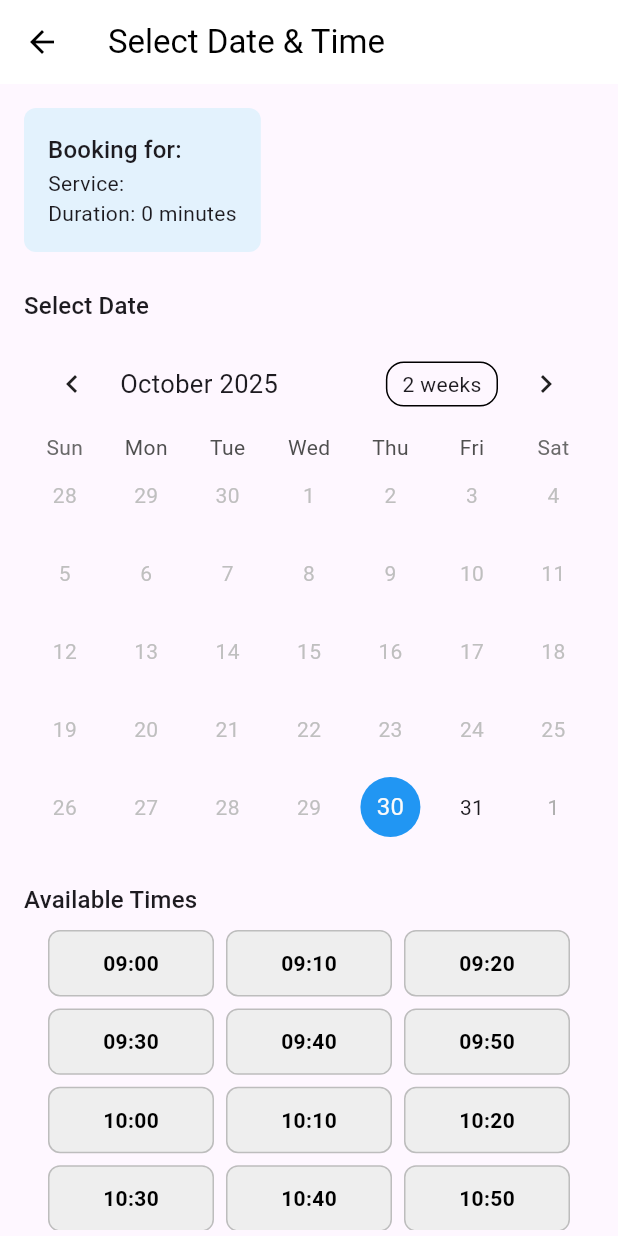
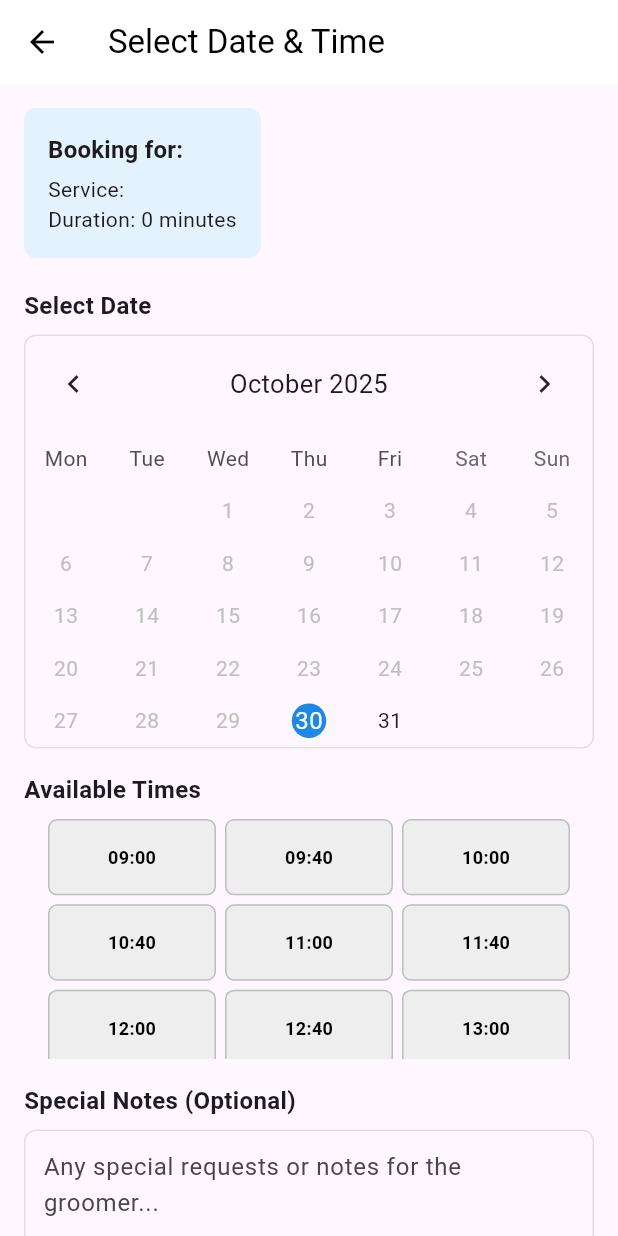
Before and after one commit to MobileDevGroup4/PetGroomingApp, a Flutter app: the DateTimeScreen screen opened directly with empty values, on a phone screen of 412 x 824 dp. Run offline on Flutter 3.47's test engine with Material 3 defaults, Android fonts, the phone set to English and light mode, and no system bars; drawn by our look-alikes of table_calendar; our stand-ins replace cloud_firestore, firebase_auth, firebase_core, firebase_storage, image_picker, logger; accounts and stored records are empty; network calls fail.

Commit message:
fix: improve booking UI
- add pet images, limit date range, fix layout issues

```diff
--- a/lib/screens/date_time_screen.dart
+++ b/lib/screens/date_time_screen.dart
@@ -38,6 +38,10 @@ class _DateTimeScreenState extends State<DateTimeScreen> {
   // This will hold the generated available slots
   late Future<List<String>> _availableTimeSlotsFuture;
 
+  // Date range limits - 3 months from today
+  late DateTime _firstDay;
+  late DateTime _lastDay;
+
   // Helper getters to know what we are booking
   bool get isService => widget.service != null;
   bool get isPackage => widget.package != null;
@@ -50,6 +54,11 @@ class _DateTimeScreenState extends State<DateTimeScreen> {
   @override
   void initState() {
     super.initState();
+
+    // Set date range limits
+    _firstDay = DateTime.now();
+    _lastDay = DateTime.now().add(const Duration(days: 90)); // 3 months
+
     _selectedDay = _focusedDay;
     // Fetch slots for the initially selected day
     _availableTimeSlotsFuture = _getAvailableTimeSlots(_selectedDay!);
@@ -72,77 +81,67 @@ class _DateTimeScreenState extends State<DateTimeScreen> {
     // 2. Generate all potential time slots for the day
     final allPossibleSlots = _generateAllTimeSlots(date);
 
-    // 3. Filter out slots that are already booked
-    final availableSlots = allPossibleSlots.where((slot) {
-      final slotDateTime = _parseSlot(date, slot);
-      final slotEndTime = slotDateTime.add(
-        Duration(minutes: itemDuration + 10),
-      );
+    // 3. Filter out slots that conflict with existing bookings
+    final availableSlots = <String>[];
 
-      // Check if the potential slot overlaps with any existing booking
+    for (final slot in allPossibleSlots) {
+      final slotStartTime = _parseTimeSlot(date, slot);
+      final slotEndTime = slotStartTime.add(Duration(minutes: itemDuration));
+
+      bool isConflict = false;
       for (final booking in existingBookings) {
         final bookingStart = booking.startTime.toDate();
         final bookingEnd = booking.endTime.toDate();
 
-        // overlap check:
-        // (SlotStart < BookingEnd) and (SlotEnd > BookingStart)
-        if (slotDateTime.isBefore(bookingEnd) &&
+        // Check if there's any overlap
+        if (slotStartTime.isBefore(bookingEnd) &&
             slotEndTime.isAfter(bookingStart)) {
-          return false; // This slot is unavailable
+          isConflict = true;
+          break;
         }
       }
-      return true; // This slot is available
-    }).toList();
+
+      if (!isConflict) {
+        availableSlots.add(slot);
+      }
+    }
 
     return availableSlots;
   }
 
-  // Helper to generate slots from 9:00 AM to 5:00 PM
-  // Slots are generated based on service duration + buffer time
   List<String> _generateAllTimeSlots(DateTime date) {
-    final List<String> slots = [];
+    final slots = <String>[];
+    const startHour = 9; // 9:00 AM
+    const endHour = 17; // 5:00 PM
+    const slotInterval = 40; // 40 minutes between each slot
 
-    // Service duration + 10 minute buffer
-    final int slotInterval = itemDuration + 10;
+    for (int hour = startHour; hour < endHour; hour++) {
+      for (int minute = 0; minute < 60; minute += slotInterval) {
+        final timeString =
+            '${hour.toString().padLeft(2, '0')}:'
+            '${minute.toString().padLeft(2, '0')}';
 
-    // Start time: 9:00 AM
-    int startHour = 9;
-    int startMinute = 0;
-
-    // End time: 5:00 PM (17:00)
-    int endHour = 17;
-
-    DateTime currentSlot = DateTime(
+        // Make sure the slot + duration doesn't exceed end hour
+        final slotTime = DateTime(
           date.year,
           date.month,
           date.day,
-      startHour,
-      startMinute,
+          hour,
+          minute,
         );
+        final slotEndTime = slotTime.add(Duration(minutes: itemDuration));
 
-    final DateTime endTime = DateTime(
-      date.year,
-      date.month,
-      date.day,
-      endHour,
-      0,
-    );
-
-    while (currentSlot.isBefore(endTime)) {
-      // Format as "HH:mm" (e.g., "09:00", "14:30")
-      final String timeString =
-          '${currentSlot.hour.toString().padLeft(2, '0')}:${currentSlot.minute.toString().padLeft(2, '0')}';
+        if (slotEndTime.hour < endHour ||
+            (slotEndTime.hour == endHour && slotEndTime.minute == 0)) {
           slots.add(timeString);
-
-      // Move to next slot (service duration + buffer)
-      currentSlot = currentSlot.add(Duration(minutes: slotInterval));
+        }
+      }
     }
 
     return slots;
   }
 
-  // Helper to convert a time string like "09:30" to a full DateTime object
-  DateTime _parseSlot(DateTime date, String timeSlot) {
+  DateTime _parseTimeSlot(DateTime date, String timeSlot) {
     final parts = timeSlot.split(':');
     final hour = int.parse(parts[0]);
     final minute = int.parse(parts[1]);
@@ -151,14 +150,14 @@ class _DateTimeScreenState extends State<DateTimeScreen> {
 
   Widget _buildTimeSlotGrid(List<String> slots) {
     return Container(
-      height: 200,
+      height: 160, // Reduced height to make it more compact
       padding: const EdgeInsets.symmetric(horizontal: 16),
       child: GridView.builder(
         gridDelegate: const SliverGridDelegateWithFixedCrossAxisCount(
           crossAxisCount: 3,
-          childAspectRatio: 2.5,
-          crossAxisSpacing: 8,
-          mainAxisSpacing: 8,
+          childAspectRatio: 2.2, // Reduced aspect ratio for more compact tiles
+          crossAxisSpacing: 6,
+          mainAxisSpacing: 6,
         ),
         itemCount: slots.length,
         itemBuilder: (context, index) {
@@ -174,7 +173,7 @@ class _DateTimeScreenState extends State<DateTimeScreen> {
             child: Container(
               decoration: BoxDecoration(
                 color: isSelected ? Colors.blue : Colors.grey.shade200,
-                borderRadius: BorderRadius.circular(8),
+                borderRadius: BorderRadius.circular(6),
                 border: Border.all(
                   color: isSelected
                       ? Colors.blue.shade800
@@ -186,6 +185,7 @@ class _DateTimeScreenState extends State<DateTimeScreen> {
                   slot,
                   style: TextStyle(
                     fontWeight: FontWeight.bold,
+                    fontSize: 12, // Slightly smaller font
                     color: isSelected ? Colors.white : Colors.black,
                   ),
                 ),
@@ -223,24 +223,86 @@ class _DateTimeScreenState extends State<DateTimeScreen> {
                 children: [
                   Text(
                     'Booking for: ${widget.selectedPet.name}',
-                    style: Theme.of(context).textTheme.titleMedium,
+                    style: Theme.of(context).textTheme.titleMedium?.copyWith(
+                      fontWeight: FontWeight.bold,
                     ),
-                  Text('Service: $itemName'),
-                  Text('Duration: $itemDuration minutes'),
+                  ),
+                  const SizedBox(height: 4),
+                  Text(
+                    'Service: $itemName',
+                    style: Theme.of(context).textTheme.bodyMedium,
+                  ),
+                  Text(
+                    'Duration: $itemDuration minutes',
+                    style: Theme.of(context).textTheme.bodyMedium,
+                  ),
                 ],
               ),
             ),
-            const SizedBox(height: 24),
+            const SizedBox(height: 20),
 
-            // Calendar
-            Text('Select Date', style: Theme.of(context).textTheme.titleMedium),
+            // Calendar section
+            const Text(
+              'Select Date',
+              style: TextStyle(fontSize: 16, fontWeight: FontWeight.bold),
+            ),
             const SizedBox(height: 8),
-            TableCalendar(
-              firstDay: DateTime.now(),
-              lastDay: DateTime.now().add(const Duration(days: 90)),
+
+            Container(
+              decoration: BoxDecoration(
+                border: Border.all(color: Colors.grey.shade300),
+                borderRadius: BorderRadius.circular(8),
+              ),
+              child: TableCalendar<dynamic>(
+                firstDay: _firstDay,
+                lastDay: _lastDay,
                 focusedDay: _focusedDay,
-              selectedDayPredicate: (day) => isSameDay(_selectedDay, day),
+                calendarFormat: CalendarFormat.month,
+                startingDayOfWeek: StartingDayOfWeek.monday,
+
+                // Removed the header style that was showing "2 weeks"
+                headerStyle: const HeaderStyle(
+                  formatButtonVisible:
+                      false, // This removes the "2 weeks" button
+                  titleCentered: true,
+                  leftChevronIcon: Icon(Icons.chevron_left),
+                  rightChevronIcon: Icon(Icons.chevron_right),
+                ),
+
+                calendarStyle: CalendarStyle(
+                  outsideDaysVisible: false,
+                  weekendTextStyle: const TextStyle(
+                    color: Colors.red,
+                    fontSize: 14,
+                  ),
+                  holidayTextStyle: const TextStyle(
+                    color: Colors.red,
+                    fontSize: 14,
+                  ),
+                  defaultTextStyle: const TextStyle(
+                    fontSize: 14,
+                  ), // Compact text
+                  selectedDecoration: BoxDecoration(
+                    color: Colors.blue.shade600,
+                    shape: BoxShape.circle,
+                  ),
+                  todayDecoration: BoxDecoration(
+                    color: Colors.blue.shade300,
+                    shape: BoxShape.circle,
+                  ),
+                  markersMaxCount: 1,
+                  markerDecoration: const BoxDecoration(
+                    color: Colors.red,
+                    shape: BoxShape.circle,
+                  ),
+                ),
+
+                selectedDayPredicate: (day) {
+                  return isSameDay(_selectedDay, day);
+                },
+
                 onDaySelected: (selectedDay, focusedDay) {
+                  if (!isSameDay(_selectedDay, selectedDay)) {
                     setState(() {
                       _selectedDay = selectedDay;
                       _focusedDay = focusedDay;
@@ -249,139 +311,109 @@ class _DateTimeScreenState extends State<DateTimeScreen> {
                         selectedDay,
                       );
                     });
+                  }
                 },
-              calendarStyle: CalendarStyle(
-                todayDecoration: BoxDecoration(
-                  color: Colors.blue.shade300,
-                  shape: BoxShape.circle,
-                ),
-                selectedDecoration: const BoxDecoration(
-                  color: Colors.blue,
-                  shape: BoxShape.circle,
+
+                onPageChanged: (focusedDay) {
+                  _focusedDay = focusedDay;
+                },
+
+                // Make calendar more compact
+                daysOfWeekHeight: 35,
+                rowHeight: 35,
               ),
             ),
-            ),
-            const SizedBox(height: 24),
 
-            // Time Slots
-            Text(
+            const SizedBox(height: 16),
+
+            // Available times section
+            const Text(
               'Available Times',
-              style: Theme.of(context).textTheme.titleMedium,
+              style: TextStyle(fontSize: 16, fontWeight: FontWeight.bold),
             ),
             const SizedBox(height: 8),
+
             FutureBuilder<List<String>>(
               future: _availableTimeSlotsFuture,
               builder: (context, snapshot) {
                 if (snapshot.connectionState == ConnectionState.waiting) {
-                  return const Center(
-                    child: Padding(
-                      padding: EdgeInsets.all(32.0),
-                      child: CircularProgressIndicator(),
+                  return const SizedBox(
+                    height: 160,
+                    child: Center(child: CircularProgressIndicator()),
+                  );
+                }
+
+                if (snapshot.hasError) {
+                  return SizedBox(
+                    height: 160,
+                    child: Center(
+                      child: Text(
+                        'Error loading time slots: ${snapshot.error}',
+                      ),
                     ),
                   );
                 }
 
                 final slots = snapshot.data ?? [];
                 if (slots.isEmpty) {
-                  return Container(
-                    height: 100,
-                    padding: const EdgeInsets.all(16),
-                    child: const Center(
-                      child: Text(
-                        'No available slots for this date',
-                        style: TextStyle(fontSize: 16, color: Colors.grey),
-                      ),
+                  return const SizedBox(
+                    height: 160,
+                    child: Center(
+                      child: Text('No available time slots for this date'),
                     ),
                   );
                 }
+
                 return _buildTimeSlotGrid(slots);
               },
             ),
-            const SizedBox(height: 32),
 
-            // Notes Section
-            Text(
+            const SizedBox(height: 16),
+
+            // Special Notes section - now visible with compact layout above
+            const Text(
               'Special Notes (Optional)',
-              style: Theme.of(context).textTheme.titleMedium,
+              style: TextStyle(fontSize: 16, fontWeight: FontWeight.bold),
             ),
             const SizedBox(height: 8),
-            TextField(
+
+            Container(
+              decoration: BoxDecoration(
+                border: Border.all(color: Colors.grey.shade300),
+                borderRadius: BorderRadius.circular(8),
+              ),
+              child: TextField(
                 controller: _notesController,
                 maxLines: 3,
-              decoration: InputDecoration(
+                decoration: const InputDecoration(
                   hintText: 'Any special requests or notes for the groomer...',
-                border: OutlineInputBorder(
+                  border: InputBorder.none,
+                  contentPadding: EdgeInsets.all(12),
+                ),
+              ),
+            ),
+
+            const SizedBox(height: 24),
+
+            // Book appointment button
+            SizedBox(
+              width: double.infinity,
+              child: ElevatedButton(
+                onPressed: _selectedDay != null && _selectedTimeSlot != null
+                    ? _bookAppointment
+                    : null,
+                style: ElevatedButton.styleFrom(
+                  backgroundColor: Colors.blue.shade600,
+                  foregroundColor: Colors.white,
+                  padding: const EdgeInsets.symmetric(vertical: 16),
+                  shape: RoundedRectangleBorder(
                     borderRadius: BorderRadius.circular(8),
                   ),
-                contentPadding: const EdgeInsets.all(16),
                 ),
+                child: const Text(
+                  'Book Appointment',
+                  style: TextStyle(fontSize: 16, fontWeight: FontWeight.bold),
                 ),
-            const SizedBox(height: 32),
-
-            // Confirm Button
-            Center(
-              child: ElevatedButton(
-                style: ElevatedButton.styleFrom(
-                  minimumSize: const Size(double.infinity, 50),
-                ),
-                onPressed: (_selectedDay == null || _selectedTimeSlot == null)
-                    ? null
-                    : () async {
-                        final scaffoldMessenger = ScaffoldMessenger.of(context);
-
-                        final navigator = Navigator.of(context);
-
-                        final notes = _notesController.text.trim();
-
-                        try {
-                          final selectedStartTime = _parseSlot(
-                            _selectedDay!,
-                            _selectedTimeSlot!,
-                          );
-
-                          if (isService) {
-                            await _bookingService
-                                .createServiceBookingWithNotification(
-                                  service: widget.service!,
-                                  startTime: selectedStartTime,
-                                  petId: widget.selectedPet.id,
-                                  notes: notes,
-                                );
-                          } else {
-                            await _bookingService
-                                .createPackageBookingWithNotification(
-                                  package: widget.package!,
-                                  startTime: selectedStartTime,
-                                  petId: widget.selectedPet.id,
-                                  notes: notes,
-                                );
-                          }
-
-                          if (mounted) {
-                            scaffoldMessenger.showSnackBar(
-                              SnackBar(
-                                content: Text(
-                                  notes.isEmpty
-                                      ? 'Booking confirmed successfully!'
-                                      : 'Booking confirmed with notes saved!',
-                                ),
-                                backgroundColor: Colors.green,
-                              ),
-                            );
-                            navigator.popUntil((route) => route.isFirst);
-                          }
-                        } catch (e) {
-                          if (mounted) {
-                            scaffoldMessenger.showSnackBar(
-                              SnackBar(
-                                content: Text('Error: $e'),
-                                backgroundColor: Colors.red,
-                              ),
-                            );
-                          }
-                        }
-                      },
-                child: const Text('Confirm Booking'),
               ),
             ),
           ],
@@ -389,4 +421,54 @@ class _DateTimeScreenState extends State<DateTimeScreen> {
       ),
     );
   }
+
+  void _bookAppointment() async {
+    if (_selectedDay == null || _selectedTimeSlot == null) {
+      ScaffoldMessenger.of(context).showSnackBar(
+        const SnackBar(content: Text('Please select date and time')),
+      );
+      return;
     }
+
+    try {
+      final startTime = _parseTimeSlot(_selectedDay!, _selectedTimeSlot!);
+
+      if (isService && widget.service != null) {
+        await _bookingService.createServiceBookingWithNotification(
+          service: widget.service!,
+          startTime: startTime,
+          petId: widget.selectedPet.id,
+          notes: _notesController.text.trim(),
+        );
+      } else if (isPackage && widget.package != null) {
+        await _bookingService.createPackageBookingWithNotification(
+          package: widget.package!,
+          startTime: startTime,
+          petId: widget.selectedPet.id,
+          notes: _notesController.text.trim(),
+        );
+      }
+
+      if (mounted) {
+        ScaffoldMessenger.of(context).showSnackBar(
+          const SnackBar(
+            content: Text('Appointment booked successfully!'),
+            backgroundColor: Colors.green,
+          ),
+        );
+
+        // Navigate back to appointments or home
+        Navigator.of(context).popUntil((route) => route.isFirst);
+      }
+    } catch (e) {
+      if (mounted) {
+        ScaffoldMessenger.of(context).showSnackBar(
+          SnackBar(
+            content: Text('Failed to book appointment: $e'),
+            backgroundColor: Colors.red,
+          ),
+        );
+      }
+    }
+  }
+}
```
Also changed, not shown: lib/screens/pet_selection_screen.dart (+91 -50 lines). Lines whose indentation alone changed are shown as unchanged.
